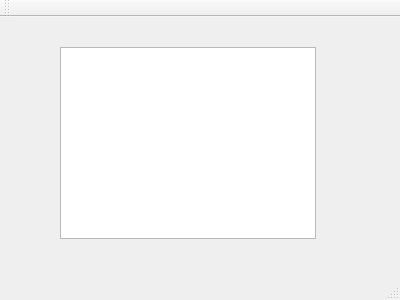
Old version of the form platoonsetup.ui in the repository cdur00q/GhostReconPlatoonSetupTool.
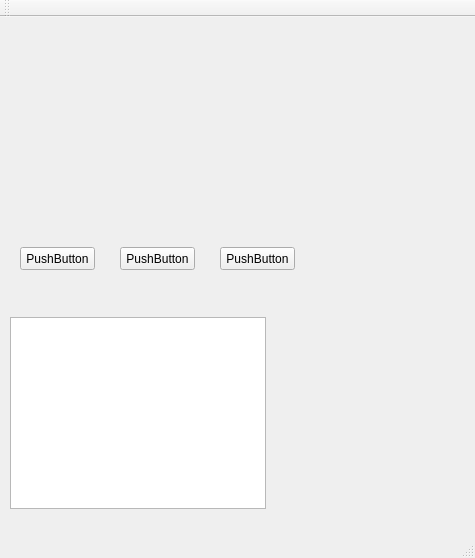
New version of the form.

```diff
--- a/platoonsetup.ui
+++ b/platoonsetup.ui
@@ -6,24 +6,63 @@
    <rect>
     <x>0</x>
     <y>0</y>
-    <width>400</width>
-    <height>300</height>
+    <width>475</width>
+    <height>558</height>
    </rect>
   </property>
   <property name="windowTitle">
    <string>PlatoonSetup</string>
   </property>
   <widget class="QWidget" name="centralWidget">
-   <widget class="QListView" name="listView">
+   <widget class="QListWidget" name="listWidget">
     <property name="geometry">
      <rect>
-      <x>60</x>
-      <y>30</y>
+      <x>10</x>
+      <y>300</y>
       <width>256</width>
       <height>192</height>
      </rect>
     </property>
    </widget>
+   <widget class="QPushButton" name="pushButton">
+    <property name="geometry">
+     <rect>
+      <x>20</x>
+      <y>230</y>
+      <width>75</width>
+      <height>23</height>
+     </rect>
+    </property>
+    <property name="text">
+     <string>PushButton</string>
+    </property>
+   </widget>
+   <widget class="QPushButton" name="pushButton_2">
+    <property name="geometry">
+     <rect>
+      <x>120</x>
+      <y>230</y>
+      <width>75</width>
+      <height>23</height>
+     </rect>
+    </property>
+    <property name="text">
+     <string>PushButton</string>
+    </property>
+   </widget>
+   <widget class="QPushButton" name="pushButton_3">
+    <property name="geometry">
+     <rect>
+      <x>220</x>
+      <y>230</y>
+      <width>75</width>
+      <height>23</height>
+     </rect>
+    </property>
+    <property name="text">
+     <string>PushButton</string>
+    </property>
+   </widget>
   </widget>
   <widget class="QMenuBar" name="menuBar">
    <property name="geometry">
```
Left out of the diff: 2 changed lines with no effect on the pictures.
